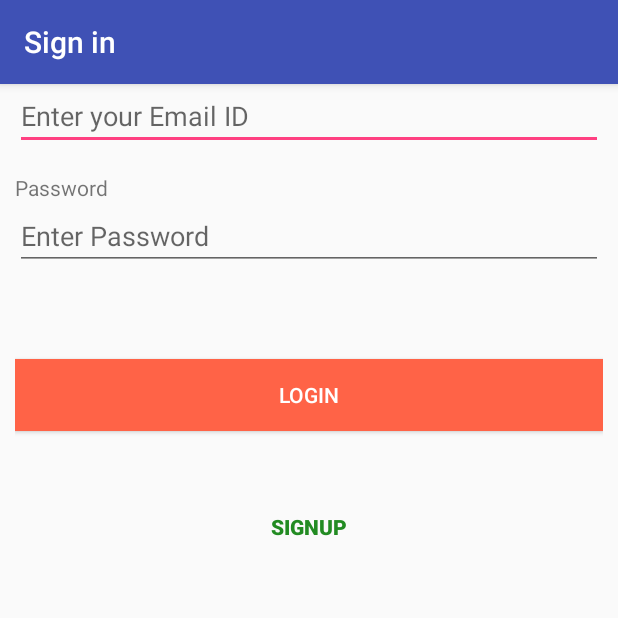
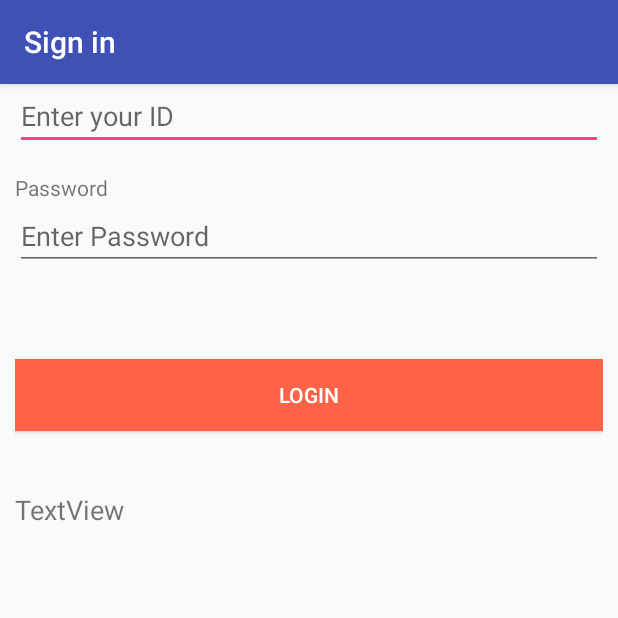
Before and after one commit to matlinder/Sensors, an Android app: the screen it shows after launch (LoginActivity), on a phone screen of 412 x 824 dp, the top half of it. Run offline under Robolectric (Android 15) with nearby library versions, the phone set to English and light mode, and no system bars; libraries missing offline, so code that uses them is left out: com.loopj.android.

Commit message:
login success

```diff
--- a/SensorLogin/app/src/main/AndroidManifest.xml
+++ b/SensorLogin/app/src/main/AndroidManifest.xml
@@ -7,7 +7,6 @@
     <uses-permission android:name="android.permission.READ_PROFILE" />
     <uses-permission android:name="android.permission.READ_CONTACTS" />
     <uses-permission android:name="android.permission.INTERNET" />
-
 
     <application
         android:allowBackup="true"
@@ -24,12 +23,13 @@
             android:name=".LoginActivity"
             android:label="@string/title_activity_login"
             android:theme="@style/AppTheme.NoActionBar">
-            <intent-filter >
+            <intent-filter>
                 <action android:name="android.intent.action.MAIN" />
+
                 <category android:name="android.intent.category.LAUNCHER" />
             </intent-filter>
-
         </activity>
+        <activity android:name=".test"></activity>
     </application>
 
 </manifest>
--- a/SensorLogin/app/src/main/java/com/mathew/sensorlogin/LoginActivity.java
+++ b/SensorLogin/app/src/main/java/com/mathew/sensorlogin/LoginActivity.java
@@ -102,17 +102,15 @@ public class LoginActivity extends AppCompatActivity {
                 try {
                     // JSON Object
                     JSONObject obj = new JSONObject(response);
-                    Toast.makeText(getApplicationContext(), response, Toast.LENGTH_LONG).show();
-                    // When the JSON response has status boolean value assigned with true
-                    //obj.get()
-//                        Toast.makeText(getApplicationContext(), "auth token " + obj.getString("xsd"), Toast.LENGTH_LONG).show();
-//                        // Navigate to Home screen
-//                        navigatetoHomeActivity();
-                                        // Else display error message
-//                    else {
-//                        errorMsg.setText(obj.getString("error_msg"));
-//                        Toast.makeText(getApplicationContext(), obj.getString("error_msg"), Toast.LENGTH_LONG).show();
-//                    }
+                    //grab the result and pass to a string
+                    String authToken = obj.getString("Result");
+                    //testing purposes, view the authorization token
+                    TextView textDisplay = (TextView)findViewById(R.id.textDisplay);
+                    textDisplay.setText(authToken);
+
+                    // call the logon method
+                    validateLogon(authToken);
+
                 } catch (JSONException e) {
                     // TODO Auto-generated catch block
                     Toast.makeText(getApplicationContext(), "Error Occured [Server's JSON response might be invalid]!", Toast.LENGTH_LONG).show();
@@ -150,4 +148,46 @@ public class LoginActivity extends AppCompatActivity {
         //homeIntent.addFlags(Intent.FLAG_ACTIVITY_CLEAR_TOP);
         startActivity(homeIntent);
     }
+
+    /**
+     * Method to validate logon
+     * @param authToken the authorize token from monnit
+     */
+    public void validateLogon(String authToken)
+    {
+        prgDialog.show();
+        // Make RESTful webservice call using AsyncHttpClient object
+        AsyncHttpClient client = new AsyncHttpClient();
+        client.get("https://www.imonnit.com/json/Logon/" + authToken, new AsyncHttpResponseHandler() {
+            // When the response returned by REST has Http response code '200'
+            @Override
+            public void onSuccess(String response) {
+                // Hide Progress Dialog
+                prgDialog.hide();
+
+                navigatetoHomeActivity();
+            }
+
+            // When the response returned by REST has Http response code other than '200'
+            @Override
+            public void onFailure(int statusCode, Throwable error,
+                                  String content) {
+                // Hide Progress Dialog
+                prgDialog.hide();
+                // When Http response code is '404'
+                if (statusCode == 404) {
+                    Toast.makeText(getApplicationContext(), "Requested resource not found", Toast.LENGTH_LONG).show();
+                }
+                // When Http response code is '500'
+                else if (statusCode == 500) {
+                    Toast.makeText(getApplicationContext(), "Something went wrong at server end", Toast.LENGTH_LONG).show();
+                }
+                // When Http response code other than 404, 500
+                else {
+                    Toast.makeText(getApplicationContext(), "Unexpected Error occcured! [Most common Error: Device might not be connected to Internet or remote server is not up and running]", Toast.LENGTH_LONG).show();
+                }
+            }
+        });
+
+    }
 }
--- a/SensorLogin/app/src/main/res/layout/content_login.xml
+++ b/SensorLogin/app/src/main/res/layout/content_login.xml
@@ -1,13 +1,11 @@
 <?xml version="1.0" encoding="utf-8"?>
-<ScrollView xmlns:android="http://schemas.android.com/apk/res/android"
+
+
+    <LinearLayout xmlns:android="http://schemas.android.com/apk/res/android"
         android:layout_width="fill_parent"
-    android:layout_height="fill_parent" >
-
-    <LinearLayout
-        android:layout_width="fill_parent"
-        android:layout_height="wrap_content"
+        android:layout_height="fill_parent"
         android:orientation="vertical"
-        android:padding="10dip" >
+        android:padding="10dip">
 
         <TextView
             android:layout_width="fill_parent"
@@ -21,7 +19,7 @@
         android:id="@+id/loginEmail"
         android:layout_width="fill_parent"
         android:layout_height="wrap_content"
-            android:hint="Enter your Email ID"
+        android:hint="Enter your ID"
         android:inputType="textEmailAddress" />
 
         <TextView
@@ -49,22 +47,17 @@
         android:id="@+id/btnLogin"
         android:layout_width="fill_parent"
         android:layout_height="wrap_content"
+        android:layout_marginBottom="40dip"
         android:layout_marginTop="20dip"
         android:background="#ff6347"
         android:onClick="loginUser"
         android:text="Login"
         android:textColor="#fff" />
 
-        <Button
-            android:id="@+id/btnLinkToRegisterScreen"
-            android:layout_width="fill_parent"
-            android:layout_height="wrap_content"
-            android:layout_marginTop="40dip"
-            android:background="@null"
-            android:onClick="navigatetoRegisterActivity"
-            android:text="Signup"
-            android:textColor="#228b22"
-            android:textStyle="bold" />
+    <TextView
+        android:id="@+id/textDisplay"
+        android:layout_width="match_parent"
+        android:layout_height="109dp"
+        android:text="TextView"
+        android:textSize="18sp" />
 </LinearLayout>
-
-</ScrollView>
```
Also changed, not shown: SensorLogin/app/src/main/res/layout/content_home.xml (+10 -2 lines). Lines whose indentation alone changed are shown as unchanged.
